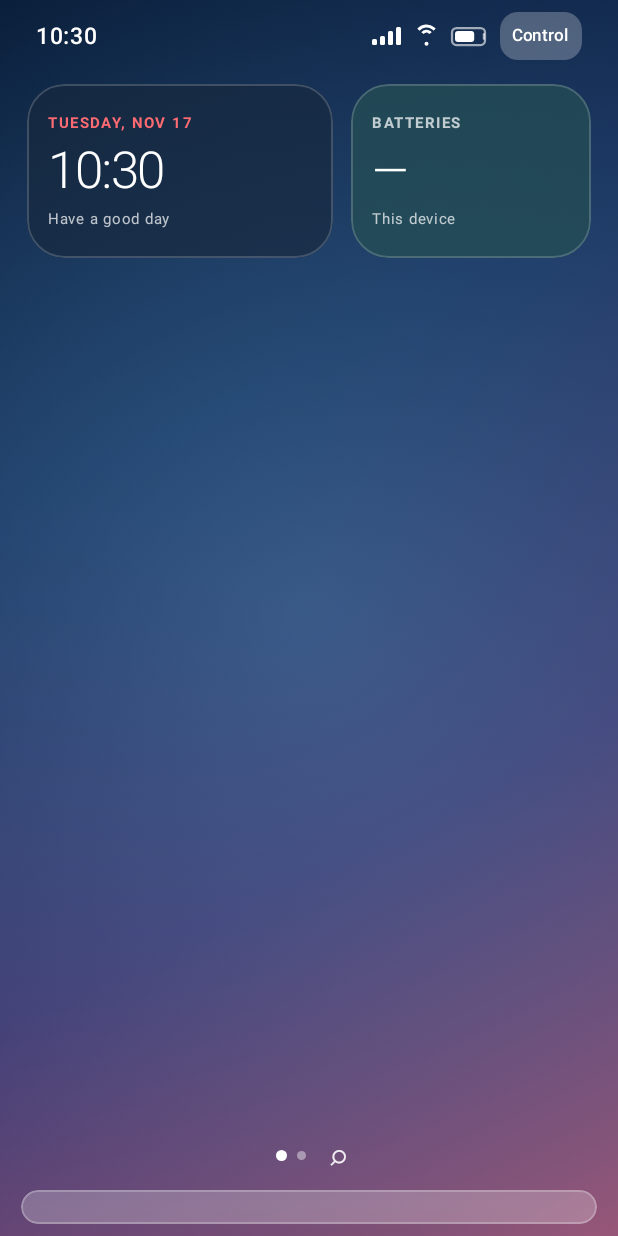
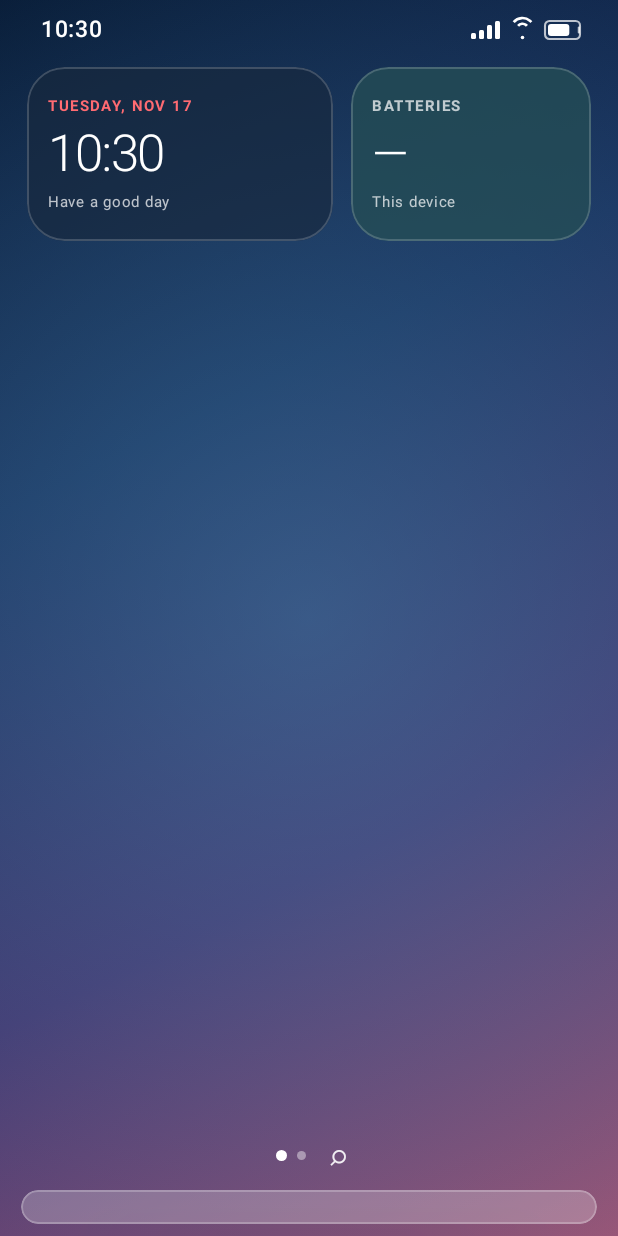
Before and after one commit to nagachaitanyaappana/iDroid, an Android app built with Jetpack Compose: the screen it shows after launch (MainActivity), on a phone screen of 412 x 824 dp. Run offline under Robolectric (Android 15) with nearby library versions, the phone set to English and light mode, and no system bars.

Commit message:
Refine iOS-style status bar on home screen

```diff
--- a/app/src/main/java/com/example/idroid/ui/components/IosStatusHeader.kt
+++ b/app/src/main/java/com/example/idroid/ui/components/IosStatusHeader.kt
@@ -44,18 +44,17 @@ fun IosStatusHeader(
     LaunchedEffect(Unit) {
         while (true) {
             currentTime = getFormattedTime()
-            delay(1000L)
+            delay(1_000L)
         }
     }
 
     Row(
         modifier = modifier
             .fillMaxWidth()
-            .padding(horizontal = 24.dp, vertical = 8.dp),
+            .padding(start = 27.dp, end = 22.dp, top = 7.dp, bottom = 5.dp),
         horizontalArrangement = Arrangement.SpaceBetween,
         verticalAlignment = Alignment.CenterVertically
     ) {
-        // Left: Time
         Text(
             text = currentTime,
             color = Color.White,
@@ -63,30 +62,17 @@ fun IosStatusHeader(
             fontWeight = FontWeight.SemiBold
         )
 
-        // Right: iOS Signal, Wifi, Battery & Control Center Pill
         Row(
-            horizontalArrangement = Arrangement.spacedBy(10.dp),
+            modifier = Modifier
+                .clip(RoundedCornerShape(12.dp))
+                .clickable(onClick = onOpenControlCenter)
+                .padding(horizontal = 3.dp, vertical = 4.dp),
+            horizontalArrangement = Arrangement.spacedBy(7.dp),
             verticalAlignment = Alignment.CenterVertically
         ) {
             IosSignalIcon()
             IosWifiIcon()
             IosBatteryIcon()
-
-            // Control Center Trigger Pill
-            Box(
-                modifier = Modifier
-                    .clip(RoundedCornerShape(12.dp))
-                    .background(Color.White.copy(alpha = 0.25f))
-                    .clickable { onOpenControlCenter() }
-                    .padding(horizontal = 8.dp, vertical = 4.dp)
-            ) {
-                Text(
-                    text = "Control",
-                    color = Color.White,
-                    fontSize = 11.sp,
-                    fontWeight = FontWeight.Medium
-                )
-            }
         }
     }
 }
@@ -98,12 +84,11 @@ private fun IosSignalIcon() {
         verticalAlignment = Alignment.Bottom,
         modifier = Modifier.height(12.dp)
     ) {
-        val heights = listOf(4.dp, 6.dp, 9.dp, 12.dp)
-        heights.forEach { h ->
+        listOf(4.dp, 6.dp, 9.dp, 12.dp).forEach { barHeight ->
             Box(
                 modifier = Modifier
                     .width(3.dp)
-                    .height(h)
+                    .height(barHeight)
                     .clip(RoundedCornerShape(1.dp))
                     .background(Color.White)
             )
@@ -113,14 +98,14 @@ private fun IosSignalIcon() {
 
 @Composable
 private fun IosWifiIcon() {
-    Canvas(modifier = Modifier.size(14.dp)) {
-        val stroke = 2.dp.toPx()
+    Canvas(modifier = Modifier.size(15.dp)) {
+        val stroke = 1.8.dp.toPx()
         drawArc(
             color = Color.White,
             startAngle = 220f,
             sweepAngle = 100f,
             useCenter = false,
-            topLeft = Offset(0f, 0f),
+            topLeft = Offset.Zero,
             size = Size(size.width, size.height),
             style = androidx.compose.ui.graphics.drawscope.Stroke(stroke)
         )
@@ -143,24 +128,21 @@ private fun IosWifiIcon() {
 
 @Composable
 private fun IosBatteryIcon() {
-    Canvas(modifier = Modifier.size(width = 22.dp, height = 11.dp)) {
+    Canvas(modifier = Modifier.size(width = 23.dp, height = 12.dp)) {
         val corner = 3.dp.toPx()
-        // Outer body
         drawRoundRect(
-            color = Color.White.copy(alpha = 0.6f),
+            color = Color.White.copy(alpha = 0.72f),
             cornerRadius = CornerRadius(corner, corner),
-            style = androidx.compose.ui.graphics.drawscope.Stroke(width = 1.5.dp.toPx())
+            style = androidx.compose.ui.graphics.drawscope.Stroke(width = 1.4.dp.toPx())
         )
-        // Inner level (80%)
         drawRoundRect(
             color = Color.White,
             topLeft = Offset(2.dp.toPx(), 2.dp.toPx()),
-            size = Size((size.width - 6.dp.toPx()) * 0.8f, size.height - 4.dp.toPx()),
+            size = Size((size.width - 6.dp.toPx()) * 0.82f, size.height - 4.dp.toPx()),
             cornerRadius = CornerRadius(2.dp.toPx(), 2.dp.toPx())
         )
-        // Cap
         drawRoundRect(
-            color = Color.White.copy(alpha = 0.6f),
+            color = Color.White.copy(alpha = 0.72f),
             topLeft = Offset(size.width - 1.5.dp.toPx(), size.height * 0.3f),
             size = Size(1.5.dp.toPx(), size.height * 0.4f),
             cornerRadius = CornerRadius(1.dp.toPx(), 1.dp.toPx())
@@ -168,7 +150,5 @@ private fun IosBatteryIcon() {
     }
 }
 
-private fun getFormattedTime(): String {
-    val sdf = SimpleDateFormat("h:mm", Locale.getDefault())
-    return sdf.format(Date())
-}
+private fun getFormattedTime(): String =
+    SimpleDateFormat("h:mm", Locale.getDefault()).format(Date())
```
